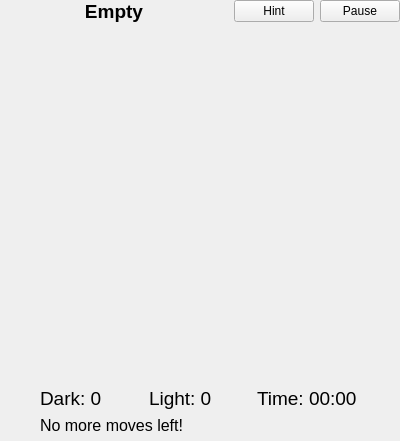
First picture: the form in client/screens/game/regulargame.ui, repository ZoomTen/entertaining-tiles, before the edit.
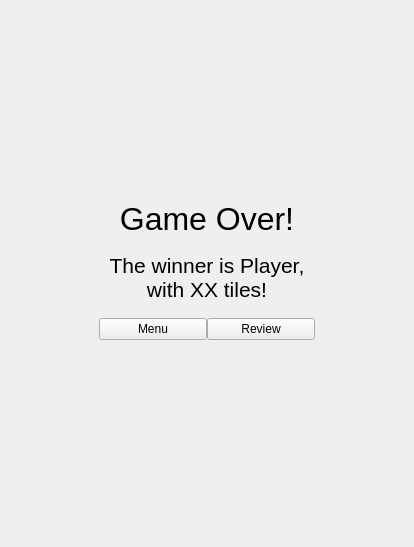
Second picture: the form after the edit. The open tabs and pages were chosen to show the change. Custom widgets are drawn as their Qt base class.

Commit message: finish up the solo player mode

Patch:
```diff
--- a/client/screens/game/regulargame.ui
+++ b/client/screens/game/regulargame.ui
@@ -6,8 +6,8 @@
    <rect>
     <x>0</x>
     <y>0</y>
-    <width>400</width>
-    <height>441</height>
+    <width>414</width>
+    <height>547</height>
    </rect>
   </property>
   <property name="windowTitle">
@@ -27,6 +27,10 @@
     <number>0</number>
    </property>
    <item>
+    <widget class="tStackedWidget" name="gameCanvas">
+     <widget class="QWidget" name="mainGame">
+      <layout class="QGridLayout" name="gridLayout_2">
+       <item row="0" column="0">
     <layout class="QHBoxLayout" name="horizontalLayout">
      <item>
       <spacer name="horizontalSpacer_3">
@@ -93,10 +97,10 @@
      </item>
     </layout>
    </item>
-   <item>
+       <item row="1" column="0">
     <widget class="QWidget" name="gameWidget" native="true">
      <property name="sizePolicy">
-      <sizepolicy hsizetype="Preferred" vsizetype="Preferred">
+          <sizepolicy hsizetype="Expanding" vsizetype="Expanding">
        <horstretch>0</horstretch>
        <verstretch>0</verstretch>
       </sizepolicy>
@@ -164,7 +168,7 @@
      </layout>
     </widget>
    </item>
-   <item>
+       <item row="2" column="0">
     <layout class="QGridLayout" name="gridLayout">
      <item row="0" column="0">
       <spacer name="horizontalSpacer_5">
@@ -248,6 +252,126 @@
      </item>
     </layout>
    </item>
+      </layout>
+     </widget>
+     <widget class="QWidget" name="overScreen">
+      <layout class="QGridLayout" name="gridLayout_4">
+       <property name="horizontalSpacing">
+        <number>6</number>
+       </property>
+       <property name="verticalSpacing">
+        <number>16</number>
+       </property>
+       <item row="1" column="1" colspan="2">
+        <widget class="QLabel" name="label">
+         <property name="font">
+          <font>
+           <pointsize>24</pointsize>
+          </font>
+         </property>
+         <property name="text">
+          <string>Game Over!</string>
+         </property>
+         <property name="alignment">
+          <set>Qt::AlignCenter</set>
+         </property>
+        </widget>
+       </item>
+       <item row="2" column="0">
+        <spacer name="horizontalSpacer_7">
+         <property name="orientation">
+          <enum>Qt::Horizontal</enum>
+         </property>
+         <property name="sizeHint" stdset="0">
+          <size>
+           <width>101</width>
+           <height>20</height>
+          </size>
+         </property>
+        </spacer>
+       </item>
+       <item row="2" column="1" colspan="2">
+        <widget class="QLabel" name="winText">
+         <property name="font">
+          <font>
+           <pointsize>16</pointsize>
+          </font>
+         </property>
+         <property name="text">
+          <string>The winner is Player, with XX tiles!</string>
+         </property>
+         <property name="alignment">
+          <set>Qt::AlignCenter</set>
+         </property>
+         <property name="wordWrap">
+          <bool>true</bool>
+         </property>
+        </widget>
+       </item>
+       <item row="2" column="3">
+        <spacer name="horizontalSpacer_8">
+         <property name="orientation">
+          <enum>Qt::Horizontal</enum>
+         </property>
+         <property name="sizeHint" stdset="0">
+          <size>
+           <width>101</width>
+           <height>20</height>
+          </size>
+         </property>
+        </spacer>
+       </item>
+       <item row="3" column="1" colspan="2">
+        <layout class="QHBoxLayout" name="horizontalLayout_2">
+         <item>
+          <widget class="QPushButton" name="backToMenu">
+           <property name="text">
+            <string>Menu</string>
+           </property>
+           <property name="type" stdset="0">
+            <string>destructive</string>
+           </property>
+          </widget>
+         </item>
+         <item>
+          <widget class="QPushButton" name="backToBoard">
+           <property name="text">
+            <string>Review</string>
+           </property>
+          </widget>
+         </item>
+        </layout>
+       </item>
+       <item row="0" column="1" colspan="2">
+        <spacer name="verticalSpacer_3">
+         <property name="orientation">
+          <enum>Qt::Vertical</enum>
+         </property>
+         <property name="sizeHint" stdset="0">
+          <size>
+           <width>173</width>
+           <height>153</height>
+          </size>
+         </property>
+        </spacer>
+       </item>
+       <item row="4" column="1" colspan="2">
+        <spacer name="verticalSpacer_4">
+         <property name="orientation">
+          <enum>Qt::Vertical</enum>
+         </property>
+         <property name="sizeHint" stdset="0">
+          <size>
+           <width>173</width>
+           <height>153</height>
+          </size>
+         </property>
+        </spacer>
+       </item>
+      </layout>
+     </widget>
+    </widget>
+   </item>
    <item>
     <widget class="GamepadHud" name="gamepadHud" native="true"/>
    </item>
@@ -260,6 +384,12 @@
    <header location="global">gamepadhud.h</header>
    <container>1</container>
   </customwidget>
+  <customwidget>
+   <class>tStackedWidget</class>
+   <extends>QStackedWidget</extends>
+   <header location="global">tstackedwidget.h</header>
+   <container>1</container>
+  </customwidget>
  </customwidgets>
  <resources/>
  <connections/>
```
Lines whose indentation alone changed are shown as unchanged. The commit also changes 5 other files.
